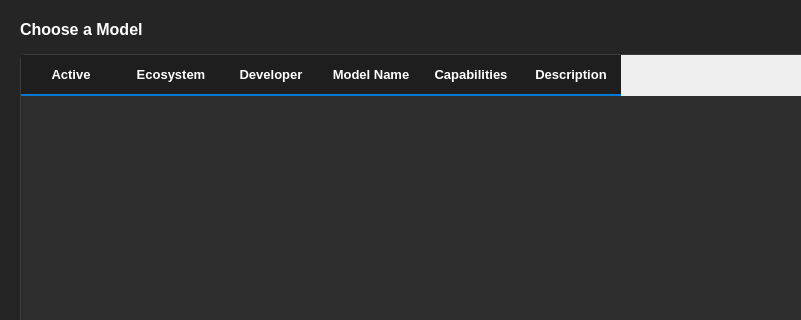
Old version of the form desktop/ui_designer/model_popup.ui in the repository Arean82/Synora_Studio; both pictures show x 0 to 801 and y 0 to 320 of the 900 by 650 pixel window.
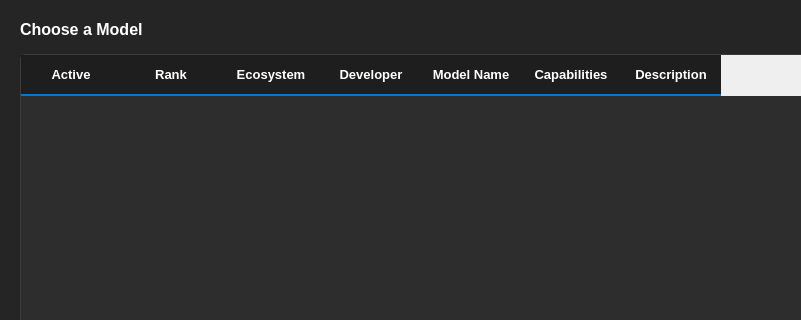
New version of the form.

The edit to the form file:
```diff
--- a/desktop/ui_designer/model_popup.ui
+++ b/desktop/ui_designer/model_popup.ui
@@ -119,6 +119,11 @@
        <string>Active</string>
       </property>
      </column>
+     <column>
+      <property name="text">
+       <string>Rank</string>
+      </property>
+     </column>
      <column>
       <property name="text">
        <string>Ecosystem</string>
```
